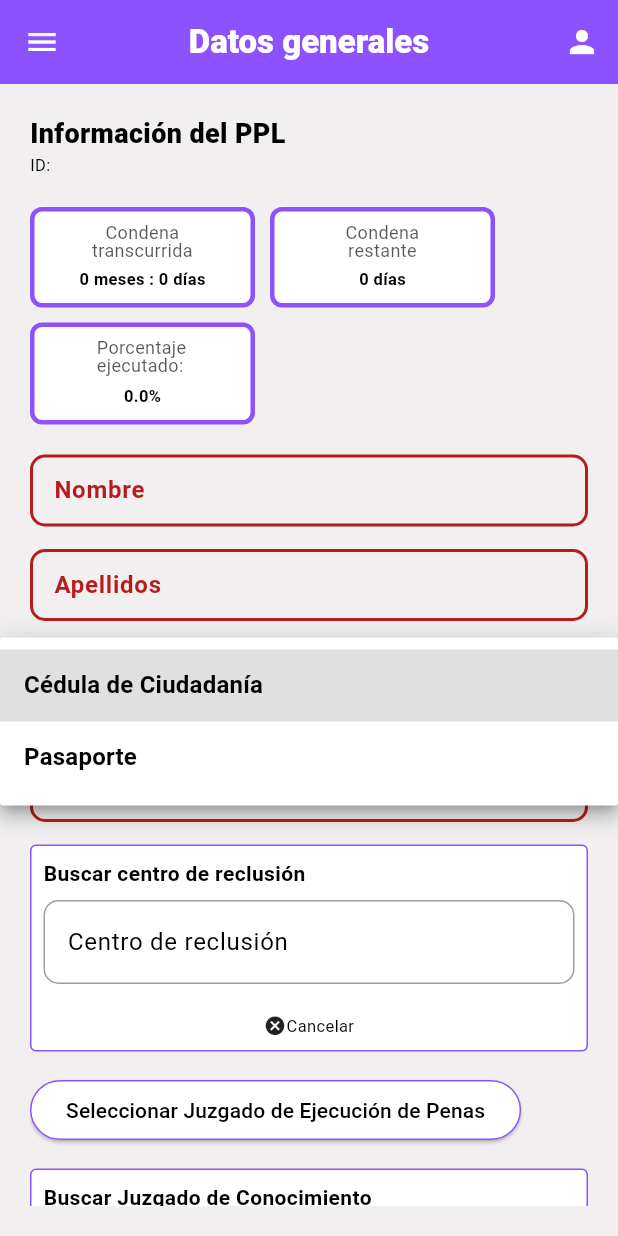
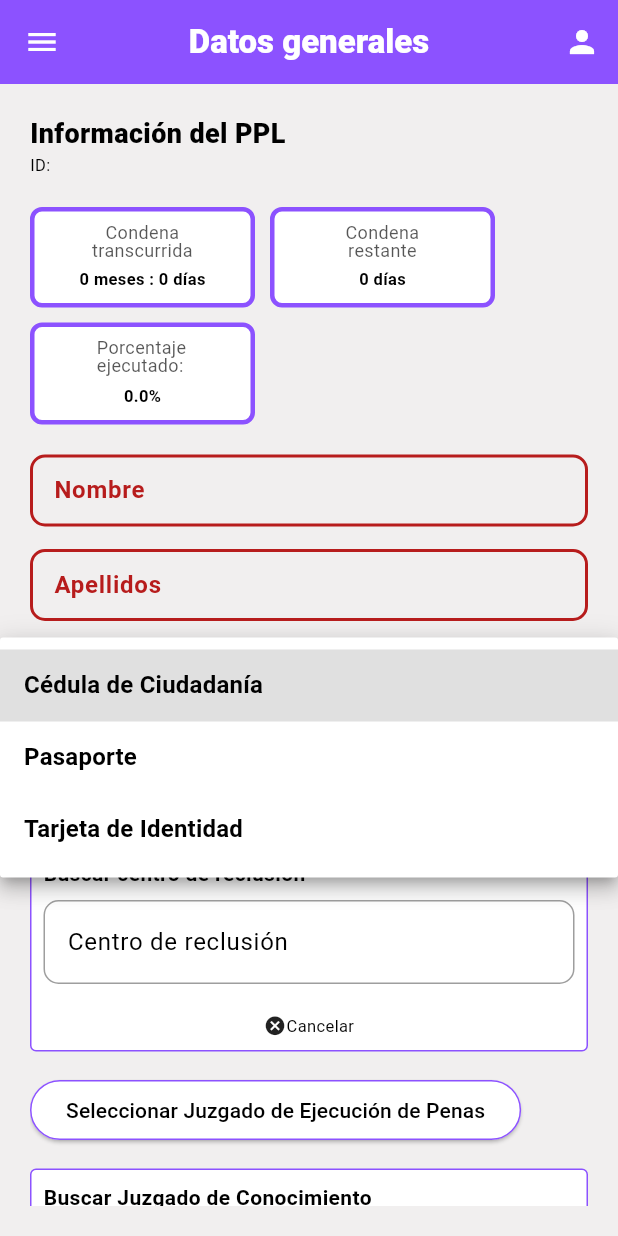
Before and after one commit to johnBernal1974/tuProcesoYa, a Flutter app: the EditarRegistroPage widget shown alone on an empty page, opened directly with empty values, after a tap on "Tipo de Documento", on a phone screen of 412 x 824 dp. Run offline on Flutter 3.47's test engine with Material 3 defaults, Android fonts, the phone set to English and light mode, and no system bars; our stand-ins replace cached_network_image, cloud_firestore, file_picker, firebase_auth, firebase_core, firebase_storage and 2 more; missing offline and left inert: dart:html; accounts and stored records are empty; statements that could not run were skipped.

Commit message:
Ajustes basicos

```diff
--- a/lib/Pages/administrador/editar_registro/editar_registro.dart
+++ b/lib/Pages/administrador/editar_registro/editar_registro.dart
@@ -94,7 +94,7 @@ class _EditarRegistroPageState extends State<EditarRegistroPage> {
 
 
   /// opciones de documento de identidad
-  final List<String> _opciones = ['Cédula de Ciudadanía','Pasaporte'];
+  final List<String> _opciones = ['Cédula de Ciudadanía','Pasaporte', 'Tarjeta de Identidad'];
 
   @override
   void initState() {
```
Also changed, not shown: lib/Pages/administrador/home_admin/home_admin.dart (+13 -4 lines).
